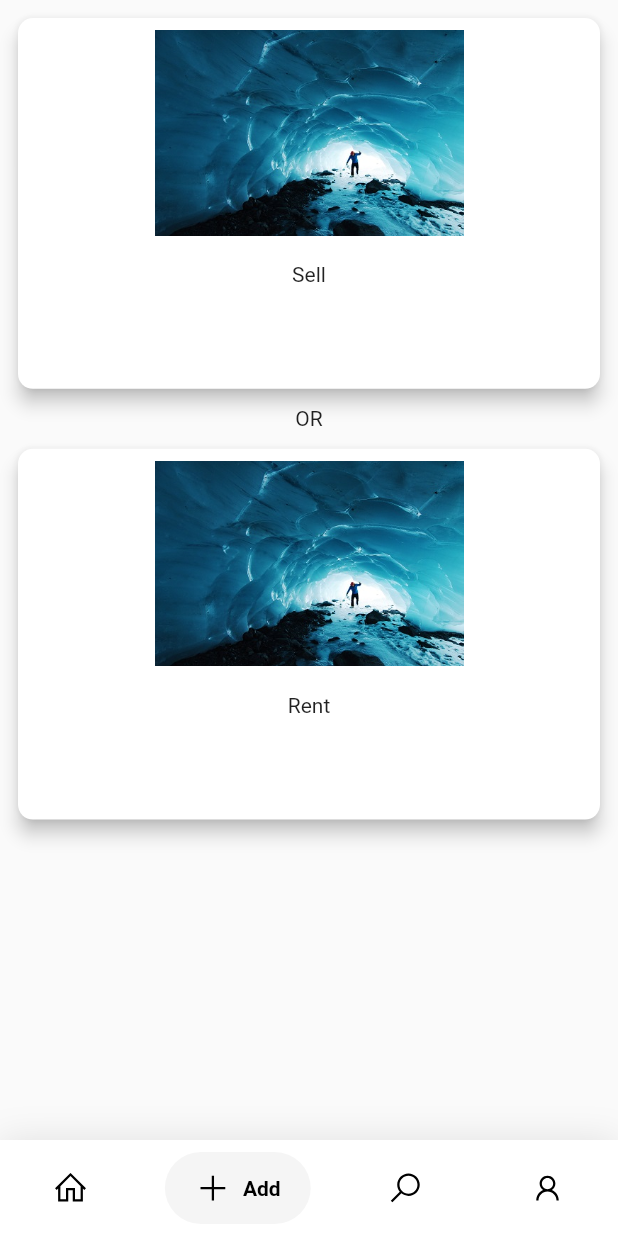
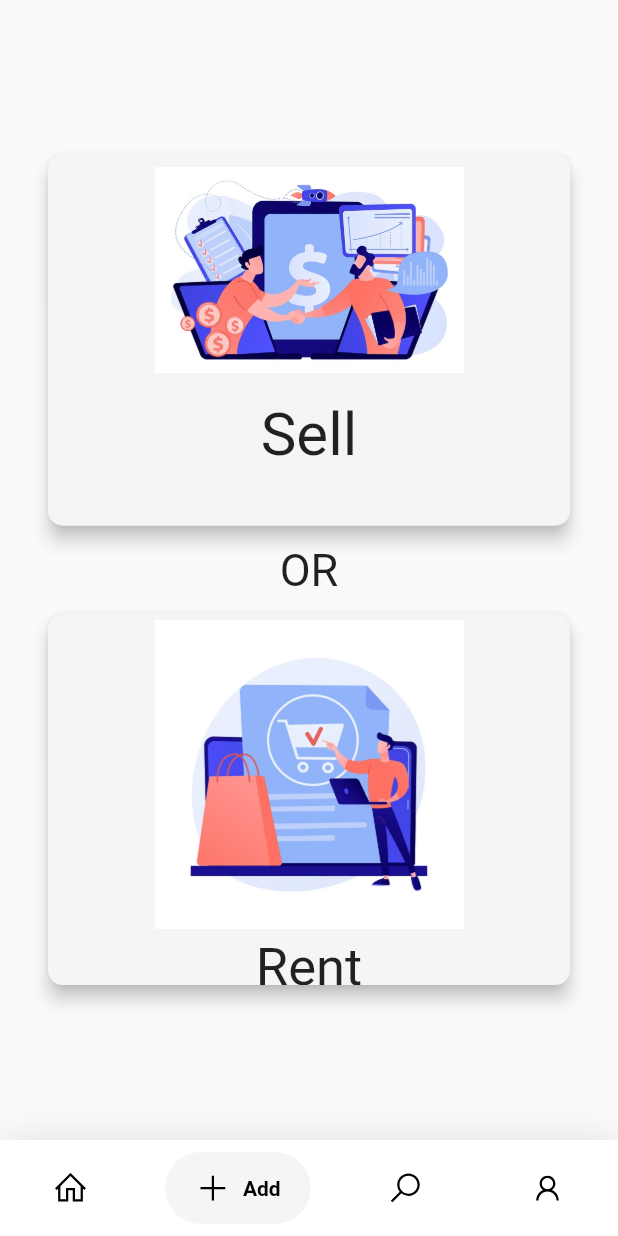
Before and after one commit to rohitranjan753/swapify, a Flutter app: the screen it shows once a user with an empty profile is signed in, item 2 of the bottom bar chosen, on a phone screen of 412 x 824 dp. Run offline on Flutter 3.47's test engine with Material 2 defaults, Android fonts, the phone set to English and light mode, and no system bars; drawn by our look-alikes of google_nav_bar; our stand-ins replace cloud_firestore, firebase_auth, firebase_core, firebase_storage, font_awesome_flutter, google_fonts and 2 more; accounts and stored records are empty.

```diff
--- a/lib/AddPageDir/add_page.dart
+++ b/lib/AddPageDir/add_page.dart
@@ -16,17 +16,21 @@ class _AddPageState extends State<AddPage> {
     double myWidth = MediaQuery.of(context).size.width;
 
     return Scaffold(
-      body: Column(
+      body: Padding(
+        padding: const EdgeInsets.all(20.0),
+        child: Column(
+          mainAxisAlignment: MainAxisAlignment.center,
           children: [
-
             //sell
             GestureDetector(
-            onTap: (){
-              Navigator.push(context, MaterialPageRoute(builder: (context) => SellPage()));
+              onTap: () {
+                Navigator.push(
+                    context, MaterialPageRoute(builder: (context) => SellPage()));
               },
               child: Padding(
                 padding: const EdgeInsets.all(8.0),
                 child: Card(
+                  color: Colors.grey[100],
                   clipBehavior: Clip.antiAliasWithSaveLayer,
                   shape: RoundedRectangleBorder(
                     borderRadius: BorderRadius.circular(10),
@@ -39,26 +43,35 @@ class _AddPageState extends State<AddPage> {
                       Padding(
                         padding: const EdgeInsets.all(8.0),
                         child: Image.asset(
-                        'assets/profile/12.jpg',
+                          'assets/images/buy2.jpg',
                           width: myWidth * 0.5,
                         ),
                       ),
                       SizedBox(
                         height: 10,
                       ),
-                    Text('Sell'),
+                      Text(
+                        'Sell',
+                        style: TextStyle(
+                          fontSize: 40,
+                        ),
+                      ),
                     ]),
                   ),
                 ),
               ),
             ),
 
-          Text('OR'),
+            Text(
+              'OR',
+              style: TextStyle(fontSize: 30),
+            ),
 
             //rent
             Padding(
               padding: const EdgeInsets.all(8.0),
               child: Card(
+                color: Colors.grey[100],
                 clipBehavior: Clip.antiAliasWithSaveLayer,
                 shape: RoundedRectangleBorder(
                   borderRadius: BorderRadius.circular(10),
@@ -69,22 +82,28 @@ class _AddPageState extends State<AddPage> {
                   width: myWidth,
                   child: Column(children: [
                     Padding(
-                    padding: const EdgeInsets.all(8.0),
+                      padding: const EdgeInsets.all(4.0),
                       child: Image.asset(
-                      'assets/profile/12.jpg',
+                        'assets/images/rent2.jpg',
                         width: myWidth * 0.5,
                       ),
                     ),
                     SizedBox(
-                    height: 10,
+                      height: 1,
                     ),
-                  Text('Rent'),
+                    Text(
+                      'Rent',
+                      style: TextStyle(
+                        fontSize: 35,
+                      ),
+                    ),
                   ]),
                 ),
               ),
             )
           ],
         ),
+      ),
     );
   }
 }
--- a/lib/HomePageDir/home_page.dart
+++ b/lib/HomePageDir/home_page.dart
@@ -126,14 +126,14 @@ class _HomePageState extends State<HomePage> {
                               Text(
                                 "Hello there",
                                 style: TextStyle(
-                                    fontSize: 20, color: Colors.grey[600]),
+                                    fontSize: 20, color: Colors.grey[600],fontWeight: FontWeight.bold),
                               ),
                               Text(
                                 username,
                                 // FirebaseAuth.instance.currentUser!.displayName!,
                                 // 'Username comment',
                                 style: TextStyle(
-                                    fontSize: 10,
+                                    fontSize: 15,
                                     color: Colors.grey[600],
                                     fontWeight: FontWeight.bold),
                               ),
@@ -498,7 +498,7 @@ class _HomePageState extends State<HomePage> {
                                         crossAxisAlignment: CrossAxisAlignment.start,
                                         children: [
                                           Text(
-                                            'BUY',
+                                            'RENT',
                                             style: TextStyle(
                                               color: Colors.black,
                                               fontSize: 25,
```
Also changed, not shown: assets/images/buy2.jpg (added), assets/images/rent2.jpg (added). Lines whose indentation alone changed are shown as unchanged.
